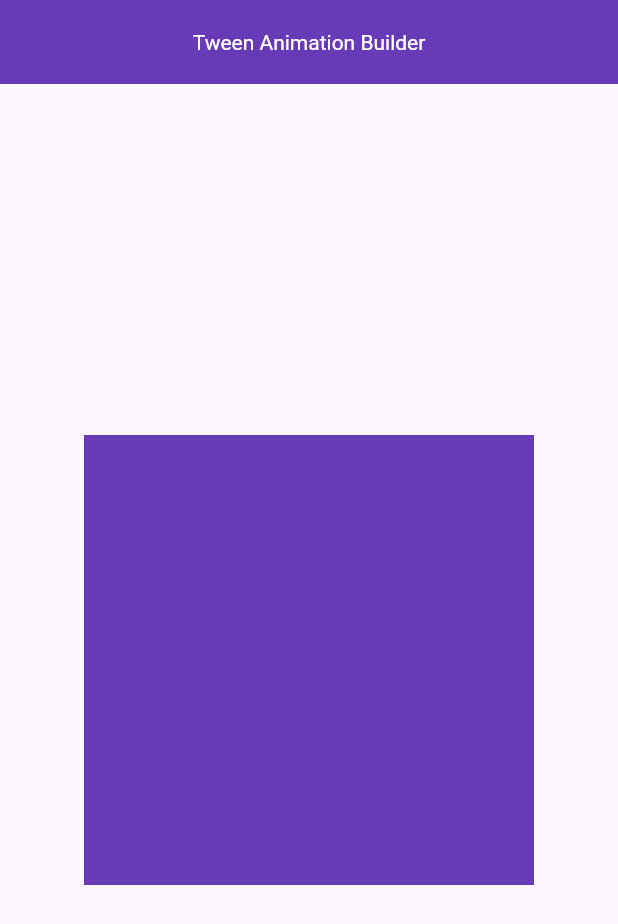
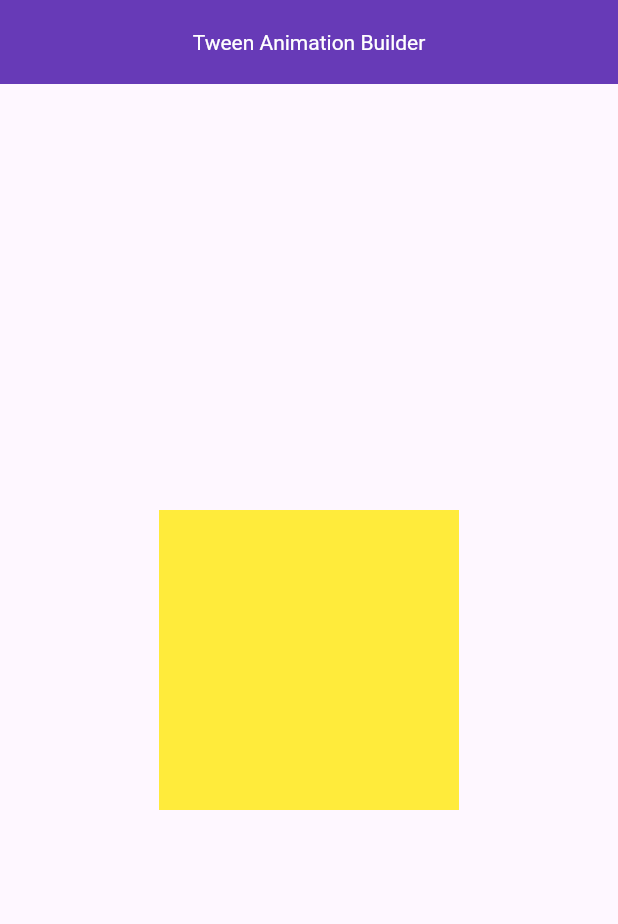
Before and after one commit to Esra2-Abdelltif/Flutter-Animation, a Flutter app: the screen it shows after launch, on a phone screen of 412 x 824 dp. Shown: the top 924 px of the screen. Run offline on Flutter 3.47's test engine with Material 3 defaults, Android fonts, the phone set to English and light mode, and no system bars; our stand-ins replace device_preview.

Commit message:
TweenAnimationBuilder Change color

```diff
--- a/lib/TweenAnimationBuilder/tween_animation_builder.dart
+++ b/lib/TweenAnimationBuilder/tween_animation_builder.dart
@@ -19,13 +19,15 @@ class _TweenAnimationBuilderWidgetState extends State<TweenAnimationBuilderWidge
       ),
       body: Center(
         child: TweenAnimationBuilder(
-            tween: Tween(begin: 50.0, end: 300.0),
+             // tween: Tween(begin: 50.0, end: 300.0),
+            tween: ColorTween(begin: Colors.purple, end: Colors.yellow),
+
             duration: const Duration(seconds: 5),
             builder: (context,value,child){
               return  Container(
-                height: value,
-                width: value,
-                color: Colors.deepPurple,
+                height: 200,
+                width: 200,
+                color: value,
               );
             }),
       ),
```
